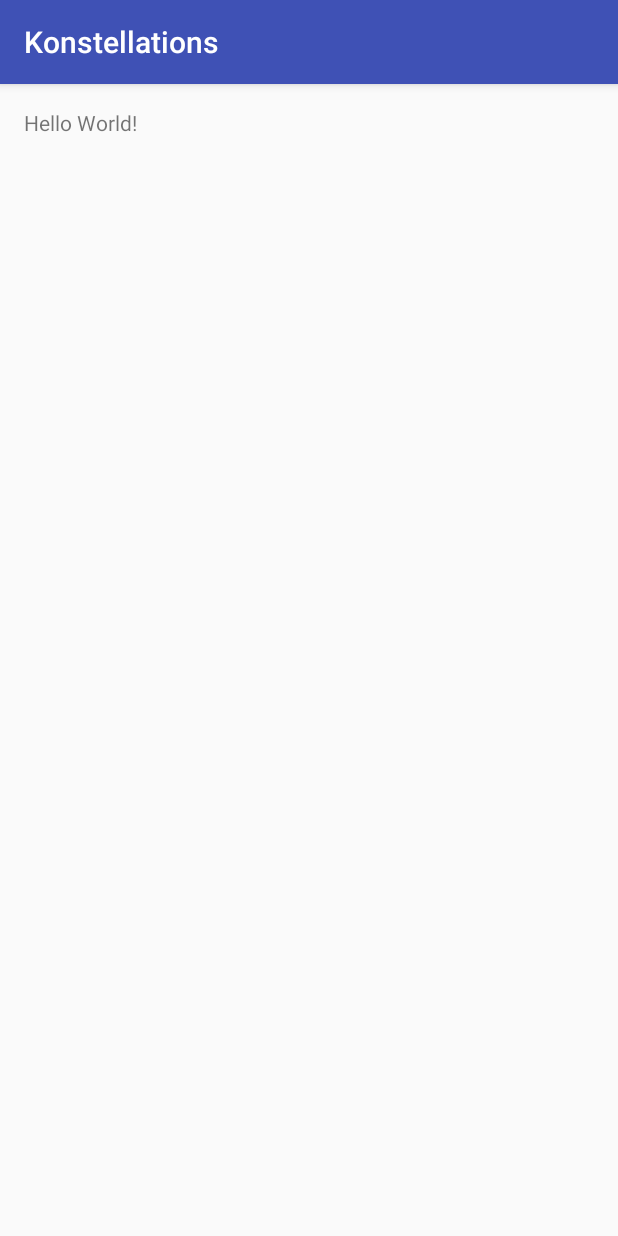
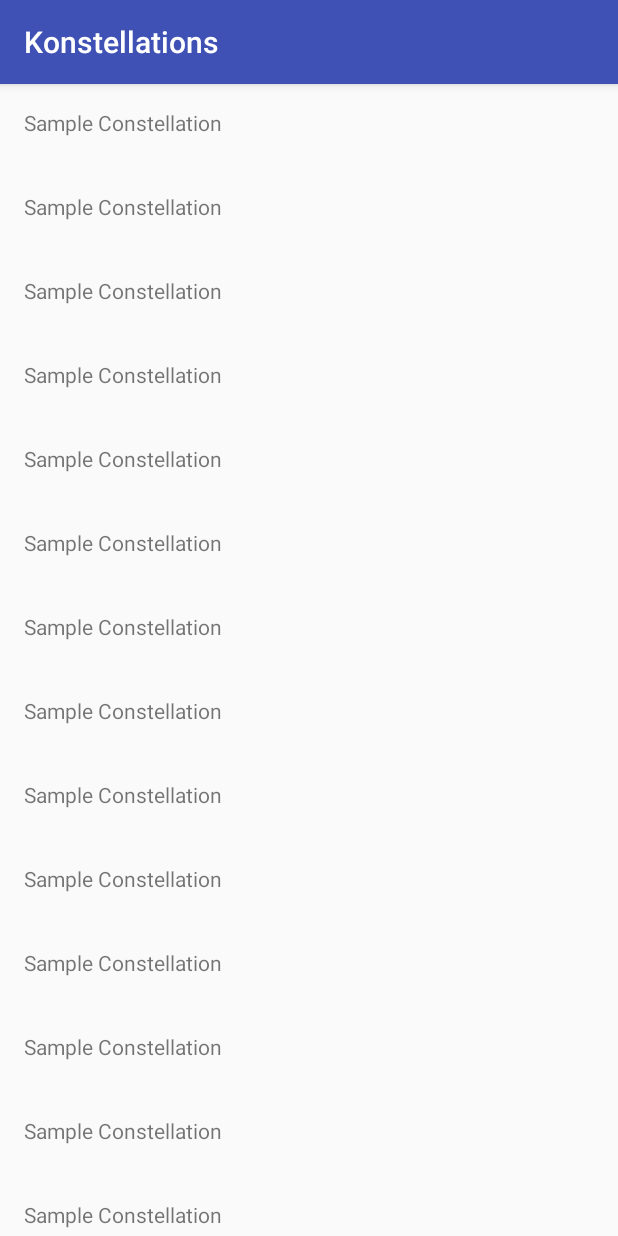
Before and after one commit to AOrobator/Konstellations, an Android app: the screen it shows after launch (MainActivity), on a phone screen of 412 x 824 dp. Run offline under Robolectric (Android 15) with nearby library versions, the phone set to English and light mode, and no system bars.

Commit message:
Added basic RecyclerView with dummy items

```diff
--- a/app/build.gradle
+++ b/app/build.gradle
@@ -28,9 +28,13 @@ dependencies {
   androidTestCompile('com.android.support.test.espresso:espresso-core:2.2.2', {
     exclude group: 'com.android.support', module: 'support-annotations'
   })
+  testCompile 'junit:junit:4.12'
+
+  compile "org.jetbrains.kotlin:kotlin-stdlib:$kotlin_version"
+
   compile 'com.android.support:appcompat-v7:25.0.0'
-  testCompile 'junit:junit:4.12'
-  compile "org.jetbrains.kotlin:kotlin-stdlib:$kotlin_version"
+  compile 'com.android.support.constraint:constraint-layout:1.0.0-beta3'
+  compile 'com.android.support:recyclerview-v7:25.0.0'
 }
 repositories {
   mavenCentral()
--- /dev/null
+++ b/app/src/main/kotlin/com/orobator/konstellations/ConstellationsAdapter.kt
@@ -0,0 +1,23 @@
+package com.orobator.konstellations
+
+import android.support.v7.widget.RecyclerView
+import android.view.LayoutInflater
+import android.view.View
+import android.view.ViewGroup
+import com.orobator.konstellations.ConstellationsAdapter.ConstellationViewHolder
+
+class ConstellationsAdapter : RecyclerView.Adapter<ConstellationViewHolder>() {
+  override fun onCreateViewHolder(parent: ViewGroup?, viewType: Int): ConstellationViewHolder {
+    val inflater = LayoutInflater.from((parent as View).context)
+    val itemView = inflater.inflate(R.layout.list_item_constellation, parent, false)
+    return ConstellationViewHolder(itemView)
+  }
+
+  override fun onBindViewHolder(holder: ConstellationViewHolder?, position: Int) {
+  }
+
+  override fun getItemCount(): Int = 20
+
+  class ConstellationViewHolder(itemView: View) : RecyclerView.ViewHolder(itemView)
+
+}
--- a/app/src/main/kotlin/com/orobator/konstellations/MainActivity.kt
+++ b/app/src/main/kotlin/com/orobator/konstellations/MainActivity.kt
@@ -1,13 +1,16 @@
 package com.orobator.konstellations
 
+import android.annotation.TargetApi
 import android.content.Intent
 import android.content.Intent.ACTION_VIEW
-import android.content.pm.ShortcutInfo
+import android.content.pm.ShortcutInfo.Builder
 import android.content.pm.ShortcutManager
 import android.graphics.drawable.Icon
 import android.os.Build
 import android.os.Bundle
 import android.support.v7.app.AppCompatActivity
+import android.support.v7.widget.RecyclerView
+import com.orobator.konstellations.R.mipmap
 import java.text.SimpleDateFormat
 import java.util.Date
 import java.util.Locale
@@ -19,6 +22,15 @@ class MainActivity : AppCompatActivity() {
     setContentView(R.layout.activity_main)
 
     if (Build.VERSION.SDK_INT >= Build.VERSION_CODES.N_MR1) {
+      addDynamicShortcuts()
+    }
+
+    val constellationsRecyclerView = findViewById(R.id.constellations_recyclerview) as RecyclerView
+    constellationsRecyclerView.adapter = ConstellationsAdapter()
+  }
+
+  @TargetApi(Build.VERSION_CODES.N_MR1)
+  private fun addDynamicShortcuts() {
     val currentDate = Date()
 
     val shortDateFormat = SimpleDateFormat("MMM d", Locale.US)
@@ -27,10 +39,10 @@ class MainActivity : AppCompatActivity() {
     val longDateFormat = SimpleDateFormat("MMMM d, YYYY", Locale.US)
     val longDate = longDateFormat.format(currentDate)
 
-      val shortcutInfo = ShortcutInfo.Builder(this, "dynamic")
+    val shortcutInfo = Builder(this, "dynamic")
         .setShortLabel(shortDate)
         .setLongLabel(longDate)
-          .setIcon(Icon.createWithResource(this, R.mipmap.ic_launcher))
+        .setIcon(Icon.createWithResource(this, mipmap.ic_launcher))
         .setIntent(Intent(ACTION_VIEW, null, this, MainActivity::class.java))
         .build()
 
@@ -38,4 +50,3 @@ class MainActivity : AppCompatActivity() {
     shortcutManager.dynamicShortcuts = listOf(shortcutInfo)
   }
 }
-}
--- a/app/src/main/res/layout/activity_main.xml
+++ b/app/src/main/res/layout/activity_main.xml
@@ -1,20 +1,25 @@
 <?xml version="1.0" encoding="utf-8"?>
-<RelativeLayout
+<android.support.constraint.ConstraintLayout
 		xmlns:android="http://schemas.android.com/apk/res/android"
+		xmlns:app="http://schemas.android.com/apk/res-auto"
 		xmlns:tools="http://schemas.android.com/tools"
 		android:id="@+id/activity_main"
 		android:layout_width="match_parent"
 		android:layout_height="match_parent"
-		android:paddingBottom="@dimen/activity_vertical_margin"
-		android:paddingLeft="@dimen/activity_horizontal_margin"
-		android:paddingRight="@dimen/activity_horizontal_margin"
-		android:paddingTop="@dimen/activity_vertical_margin"
 		tools:context="com.orobator.konstellations.MainActivity"
 		>
 
-	<TextView
-			android:layout_width="wrap_content"
-			android:layout_height="wrap_content"
-			android:text="Hello World!"
+	<android.support.v7.widget.RecyclerView
+			android:id="@+id/constellations_recyclerview"
+			android:layout_width="0dp"
+			android:layout_height="0dp"
+			app:layoutManager="android.support.v7.widget.LinearLayoutManager"
+			app:layout_constraintBottom_toBottomOf="parent"
+			app:layout_constraintEnd_toEndOf="parent"
+			app:layout_constraintStart_toStartOf="parent"
+			app:layout_constraintTop_toTopOf="parent"
+			tools:listitem="@layout/list_item_constellation"
 			/>
-</RelativeLayout>
+
+
+</android.support.constraint.ConstraintLayout>
--- /dev/null
+++ b/app/src/main/res/layout/list_item_constellation.xml
@@ -0,0 +1,20 @@
+<?xml version="1.0" encoding="utf-8"?>
+<android.support.constraint.ConstraintLayout
+		xmlns:android="http://schemas.android.com/apk/res/android"
+		xmlns:app="http://schemas.android.com/apk/res-auto"
+		android:layout_width="match_parent"
+		android:layout_height="56dp"
+		>
+
+	<TextView
+			android:layout_width="0dp"
+			android:layout_height="0dp"
+			android:padding="16dp"
+			android:text="Sample Constellation"
+			app:layout_constraintEnd_toEndOf="parent"
+			app:layout_constraintStart_toStartOf="parent"
+			app:layout_constraintTop_toTopOf="parent"
+			app:layout_constraintBottom_toBottomOf="parent"
+			/>
+
+</android.support.constraint.ConstraintLayout>
```
Lines whose indentation alone changed are shown as unchanged.
